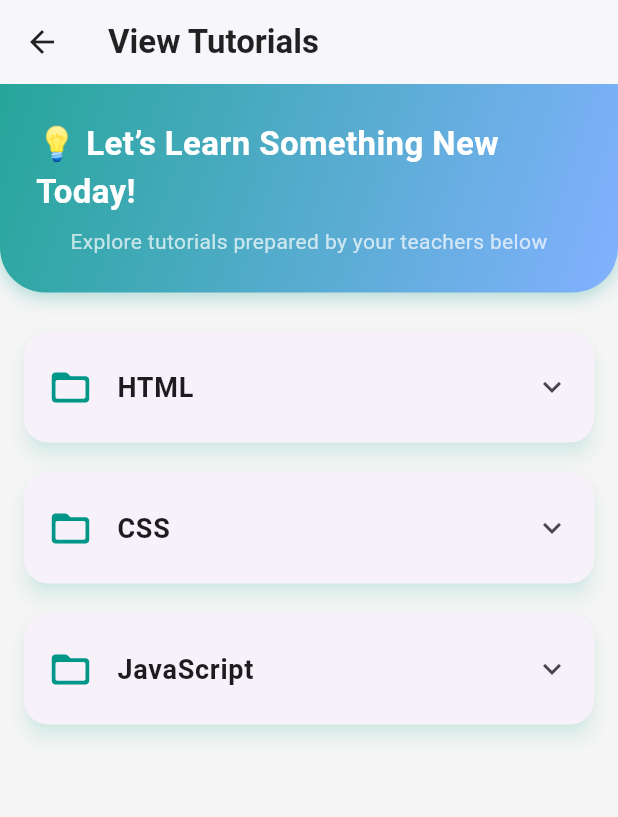
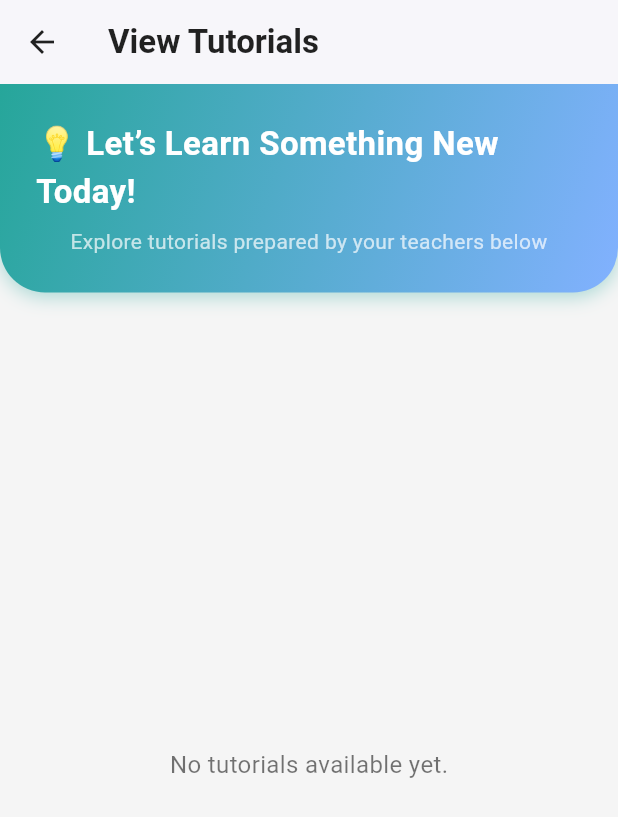
Before and after one commit to AzfarSharifuddin/CScore, a Flutter app: the ViewTutorialPage screen opened by its route, on a phone screen of 412 x 824 dp. Shown: the top 817 px of the screen. Run offline on Flutter 3.47's test engine with Material 3 defaults, Android fonts, the phone set to English and light mode, and no system bars; our stand-ins replace chewie, cloud_firestore, dio, firebase_auth, firebase_core, open_filex and 1 more; missing offline and left inert: pdfx; accounts and stored records are empty; network calls fail; statements that could not run were skipped.

Commit message:
Integrated learning module with database

```diff
--- a/cscore/lib/LearningModule/ViewTutorial/tutorialmodel.dart
+++ b/cscore/lib/LearningModule/ViewTutorial/tutorialmodel.dart
@@ -3,16 +3,18 @@ class TutorialFile {
   final String fileType;
   final String fileUrl;
   final String teacherName;
+  final String uploadedBy; // ✅ Stored but not displayed
   final String description;
-  final String thumbnailUrl; // 👈 NEW FIELD
+  final String thumbnailUrl;
 
   TutorialFile({
     required this.fileName,
     required this.fileType,
     required this.fileUrl,
     required this.teacherName,
+    required this.uploadedBy, // ✅ Important for permissions
     required this.description,
-    required this.thumbnailUrl, // 👈 NEW FIELD
+    required this.thumbnailUrl,
   });
 }
 
--- a/cscore/lib/LearningModule/ViewTutorial/viewtutorial.dart
+++ b/cscore/lib/LearningModule/ViewTutorial/viewtutorial.dart
@@ -1,83 +1,71 @@
 import 'package:flutter/material.dart';
+import 'package:cloud_firestore/cloud_firestore.dart';
 import 'tutorialmodel.dart';
 import 'tutorialfileviewer.dart';
 
 class ViewTutorialPage extends StatelessWidget {
   const ViewTutorialPage({super.key});
 
-  List<Tutorial> getMockTutorials() {
-    return [
-      Tutorial(
-        subtopic: 'HTML',
-        files: [
-          TutorialFile(
-            fileName: 'Pengenalan HTML.pdf',
-            fileType: 'pdf',
-            fileUrl: 'assets/mock_tutorials/sample_tutorial.pdf',
-            teacherName: 'Cikgu Aisyah',
-            description:
-                'Pengenalan struktur asas HTML, termasuk tag, elemen dan atribut penting untuk laman web pertama anda.',
-            thumbnailUrl: '', // removed use
-          ),
-          TutorialFile(
-            fileName: 'HTML Basics.mp4',
-            fileType: 'video',
-            fileUrl: 'assets/mock_tutorials/sample_video.mp4',
-            teacherName: 'Encik Farid',
-            description:
-                'Video interaktif untuk memahami asas HTML dengan contoh visual menarik.',
-            thumbnailUrl: '',
-          ),
-        ],
-      ),
-      Tutorial(
-        subtopic: 'CSS',
-        files: [
-          TutorialFile(
-            fileName: 'CSS Styling.mp4',
-            fileType: 'video',
-            fileUrl: 'https://example.com/css_styling.mp4',
-            teacherName: 'Pn. Siti',
-            description:
-                'Pelajari cara menggayakan laman web anda menggunakan warna, saiz dan layout CSS.',
-            thumbnailUrl: '',
-          ),
-          TutorialFile(
-            fileName: 'CSS Responsive Design.pdf',
-            fileType: 'pdf',
-            fileUrl:
-                'https://link.springer.com/content/pdf/10.1007/s12369-025-01299-2.pdf',
-            teacherName: 'Encik Farid',
-            description:
-                'Panduan lengkap untuk menjadikan laman web anda responsif pada semua peranti.',
-            thumbnailUrl: '',
-          ),
-        ],
-      ),
-      Tutorial(
-        subtopic: 'JavaScript',
-        files: [
-          TutorialFile(
-            fileName: 'JS Functions.mp4',
-            fileType: 'video',
-            fileUrl: 'https://example.com/js_functions.mp4',
-            teacherName: 'Encik Farid',
-            description:
-                'Pengenalan kepada fungsi JavaScript dengan contoh dinamik dan animasi mudah.',
-            thumbnailUrl: '',
-          ),
-          TutorialFile(
-            fileName: 'JS Variables.pdf',
-            fileType: 'pdf',
-            fileUrl: 'https://example.com/js_variables.pdf',
-            teacherName: 'Cikgu Aisyah',
-            description:
-                'Dokumen PDF interaktif yang menerangkan konsep pemboleh ubah dalam JavaScript.',
-            thumbnailUrl: '',
-          ),
-        ],
-      ),
-    ];
+  // ---- DATA LAYER (no UI changes) ----
+  Stream<List<Tutorial>> getTutorialsStream() {
+    return FirebaseFirestore.instance.collection('tutorials').snapshots().asyncMap((
+      snapshot,
+    ) async {
+      try {
+        debugPrint('🔥 tutorials docs: ${snapshot.docs.length}');
+        final List<Tutorial> tutorials = [];
+
+        for (final doc in snapshot.docs) {
+          final subtopic = (doc.data()['subtopic'] ?? '').toString();
+          debugPrint('➡️ subtopic doc "${doc.id}" -> subtopic="$subtopic"');
+
+          // Fetch files under this subtopic (one-time read is fine)
+          final filesSnap = await doc.reference.collection('files').get();
+          debugPrint(
+            '   📄 files count for "$subtopic": ${filesSnap.docs.length}',
+          );
+
+          final files = filesSnap.docs.map((fileDoc) {
+            final data = fileDoc.data();
+
+            // Fallbacks + normalization so mismatched field names don’t break the stream
+            final fileName = (data['fileName'] ?? data['filename'] ?? '')
+                .toString();
+            final rawType = (data['fileType'] ?? '').toString();
+            final fileType = (rawType == 'mp4')
+                ? 'video'
+                : rawType; // normalize
+            final fileUrl = (data['fileUrl'] ?? '').toString();
+            final teacherName = (data['teacherName'] ?? '').toString();
+            final uploadedBy = (data['uploadedBy'] ?? '').toString();
+            final description = (data['description'] ?? '').toString();
+
+            debugPrint(
+              '      • file "${fileDoc.id}": name="$fileName", type="$fileType"',
+            );
+
+            return TutorialFile(
+              fileName: fileName,
+              fileType: fileType,
+              fileUrl: fileUrl,
+              teacherName: teacherName,
+              uploadedBy: uploadedBy, // stored for permissions; not displayed
+              description: description,
+              thumbnailUrl: '', // not used
+            );
+          }).toList();
+
+          tutorials.add(Tutorial(subtopic: subtopic, files: files));
+        }
+
+        debugPrint('✅ built tutorials list: ${tutorials.length} groups');
+        return tutorials;
+      } catch (e, st) {
+        debugPrint('❌ getTutorialsStream error: $e\n$st');
+        // Propagate so StreamBuilder shows hasError
+        throw e;
+      }
+    });
   }
 
   IconData _fileIcon(String type) {
@@ -106,10 +94,9 @@ class ViewTutorialPage extends StatelessWidget {
     }
   }
 
+  // ---- UI (unchanged) ----
   @override
   Widget build(BuildContext context) {
-    final tutorials = getMockTutorials();
-
     return Scaffold(
       backgroundColor: Colors.grey[100],
       appBar: AppBar(
@@ -165,7 +152,38 @@ class ViewTutorialPage extends StatelessWidget {
           ),
 
           Expanded(
-            child: ListView.builder(
+            child: StreamBuilder<List<Tutorial>>(
+              stream: getTutorialsStream(),
+              builder: (context, snapshot) {
+                if (snapshot.hasError) {
+                  // Show the real error so we can see permission/field issues fast
+                  return Center(
+                    child: Padding(
+                      padding: const EdgeInsets.all(16.0),
+                      child: Text(
+                        'Error loading tutorials:\n${snapshot.error}',
+                        textAlign: TextAlign.center,
+                        style: const TextStyle(color: Colors.red),
+                      ),
+                    ),
+                  );
+                }
+
+                if (snapshot.connectionState == ConnectionState.waiting) {
+                  return const Center(child: CircularProgressIndicator());
+                }
+
+                final tutorials = snapshot.data ?? [];
+                if (tutorials.isEmpty) {
+                  return const Center(
+                    child: Text(
+                      'No tutorials available yet.',
+                      style: TextStyle(color: Colors.black54, fontSize: 16),
+                    ),
+                  );
+                }
+
+                return ListView.builder(
                   padding: const EdgeInsets.all(16),
                   itemCount: tutorials.length,
                   itemBuilder: (context, index) {
@@ -220,7 +238,11 @@ class ViewTutorialPage extends StatelessWidget {
                                   horizontal: 12,
                                   vertical: 4,
                                 ),
-                            leading: Icon(icon, size: 48, color: Colors.teal),
+                                leading: Icon(
+                                  icon,
+                                  size: 48,
+                                  color: Colors.teal,
+                                ),
                                 title: Text(
                                   file.fileName,
                                   style: const TextStyle(
@@ -261,6 +283,8 @@ class ViewTutorialPage extends StatelessWidget {
                       ),
                     );
                   },
+                );
+              },
             ),
           ),
         ],
```
Lines whose indentation alone changed are shown as unchanged.
